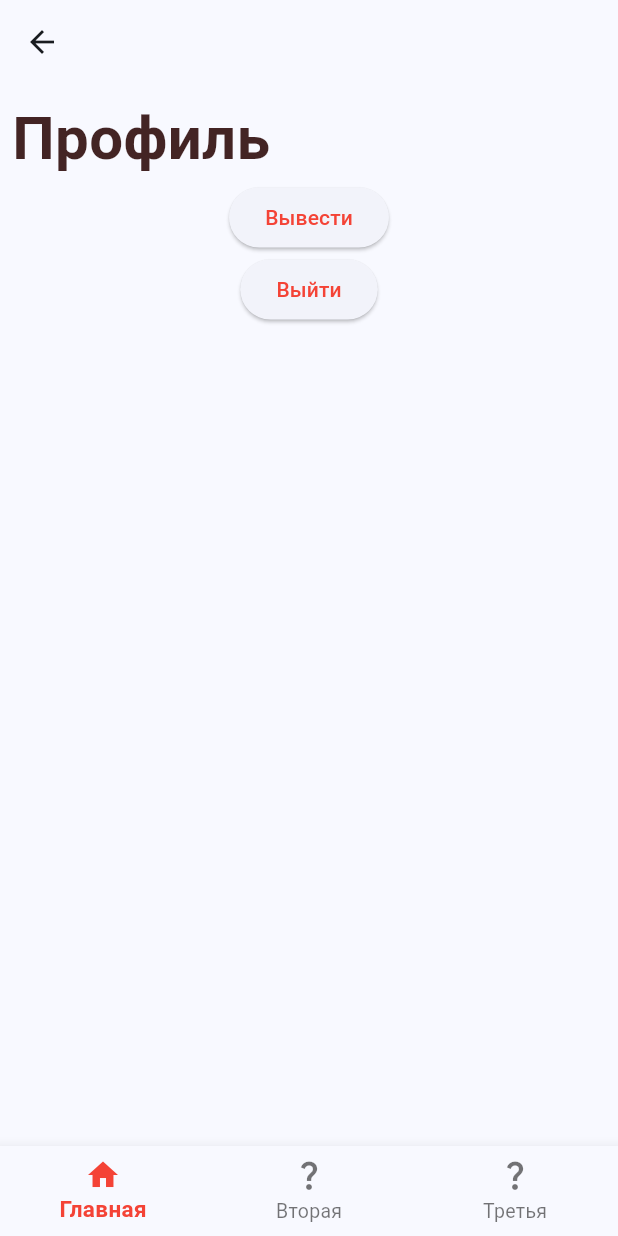
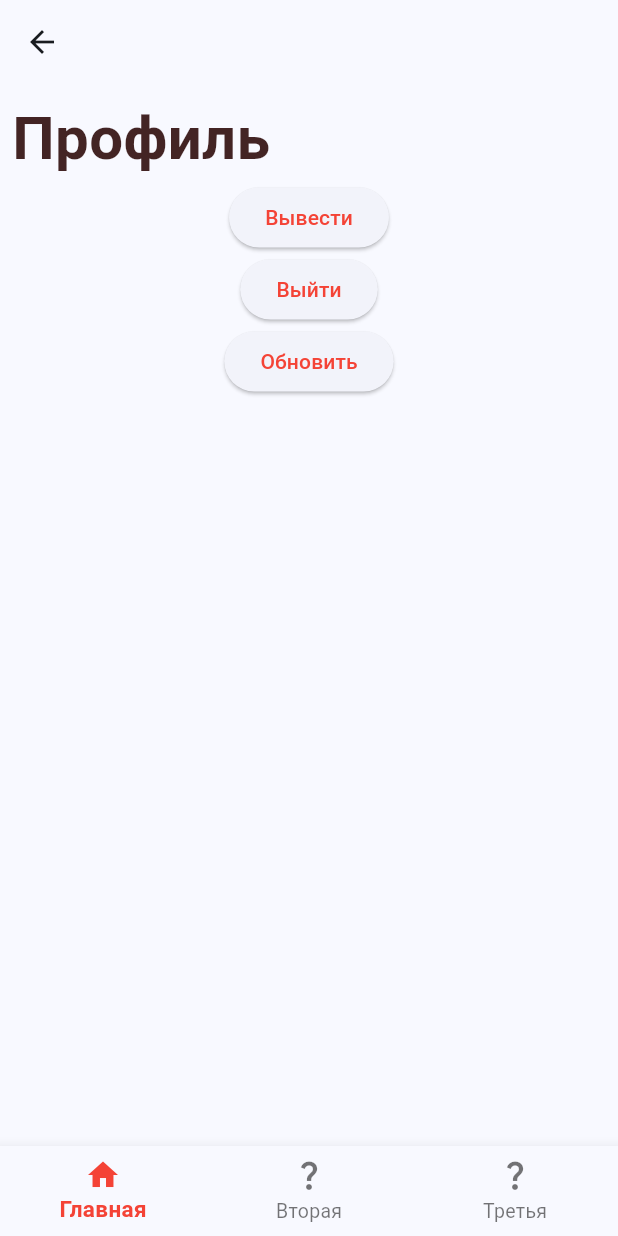
Before and after one commit to Vladislav7589/TutorApp, a Flutter app: the ProfilePage screen opened by its route, on a phone screen of 412 x 824 dp. Run offline on Flutter 3.47's test engine with Material 3 defaults, Android fonts, the phone set to English and light mode, and no system bars; our stand-ins replace dio, flutter_riverpod, go_router, shared_preferences; accounts and stored records are empty.

Commit message:
fix load data

```diff
--- a/lib/src/providers/dio_provider.dart
+++ b/lib/src/providers/dio_provider.dart
@@ -35,7 +35,7 @@ final removeUserIdProvider = FutureProvider.autoDispose<void>((ref) async {
   ref.refresh(loadUserIdProvider);
 });
 
-final fetchUserInfo = FutureProvider.family<User?, int>((ref, id) async {
+final fetchUserInfo = FutureProvider.family.autoDispose<User?, int>((ref, id) async {
   try{
     return ref.watch(dioProvider).getUserInfo(id);
   } catch (error) {
--- a/lib/src/screens/profile_page.dart
+++ b/lib/src/screens/profile_page.dart
@@ -4,6 +4,7 @@ import 'package:flutter/material.dart';
 import 'package:flutter_riverpod/flutter_riverpod.dart';
 import 'package:go_router/go_router.dart';
 import 'package:http/http.dart' as http;
+import 'package:intl/intl.dart';
 import 'package:shared_preferences/shared_preferences.dart';
 import 'package:tutor_app/src/providers/dio_provider.dart';
 
@@ -87,18 +88,31 @@ class ProfilePage extends ConsumerWidget {
                   style: TextStyle(color: Colors.red),
                 ),
               ),
+              ElevatedButton(
+                onPressed: ()  {
+                  ref.refresh(fetchUserInfo(userId!).future);
+                },
+                child: const Text(
+                  'Обновить',
+                  style: TextStyle(color: Colors.red),
+                ),
+              ),
               userId != null
                   ? ref.watch(fetchUserInfo(userId)).when(
                   data: (data) => Column(children: [
                     SizedBox(height: 20),
-                    _buildUserInfo(Icons.account_box_rounded, 'Имя пользователя:', data?.username ??''),
+                    _buildUserInfo(Icons.email, 'Email:', data?.email ?? ''),
                     SizedBox(height: 20),
-                    _buildUserInfo(Icons.email, 'Email:', data?.email ??''),
+                    _buildUserInfo(Icons.person, 'ФИО:', '${data?.lastName ?? ''} ${data?.firstName ?? ''} ${data?.middleName ?? ''}'),
                     SizedBox(height: 20),
-                    _buildUserInfo(Icons.call, 'Дата создания' , data?.dateJoined.toString()?? 'Нет'),
+                    _buildUserInfo(Icons.location_city, 'Город:', data?.city ?? ''),
+                    SizedBox(height: 20),
+                    _buildUserInfo(Icons.check, 'Активен:', data?.isActive.toString() ?? ''),
+                    SizedBox(height: 20),
+                    _buildUserInfo(Icons.date_range, 'Дата регистрации:', DateFormat('dd.MM.yyyy').format(data!.dateJoined)),
                     SizedBox(height: 20),
                   ],),
-                  error: (error, stack) => Text('ошибка: ${error.toString()}'),
+                  error: (error, stack) => Text('ошибка: ${error.toString()} ${stack.toString()}'),
                   loading:() => const Center(
                     child: CircularProgressIndicator(color: Color(0xDF290505),),
                   ))
@@ -129,7 +143,8 @@ class ProfilePage extends ConsumerWidget {
     return Row(
       children: <Widget>[
         _prefixIcon(iconData),
-        Column(
+        Expanded(
+          child: Column(
             crossAxisAlignment: CrossAxisAlignment.start,
             children: <Widget>[
               Text(label,
@@ -141,9 +156,11 @@ class ProfilePage extends ConsumerWidget {
               ),
               SizedBox(height: 1),
               Text(value,
+
                 style: TextStyle(fontSize: 20, color: Colors.green),
               ),
             ],
+          ),
         ),
       ],
     );
--- a/pubspec.yaml
+++ b/pubspec.yaml
@@ -17,7 +17,7 @@ dependencies:
   dio: ^5.4.3+1
   http: ^0.13.0-nullsafety
   shared_preferences: ^2.2.3
-
+  intl: ^0.19.0
 dev_dependencies:
   flutter_test:
     sdk: flutter
```
Also changed, not shown: lib/src/models/user.dart (+10 -6 lines), lib/src/screens/register_page.dart (+4 -4 lines), pubspec.lock. Lines whose indentation alone changed are shown as unchanged.
